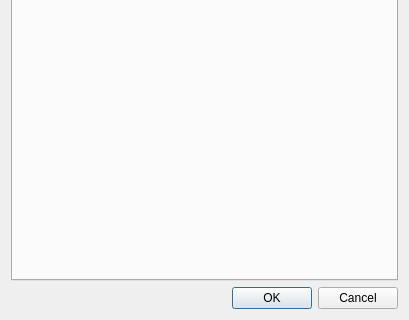
This is Source/RMG-Input/UserInterface/HotkeysDialog.ui in Stylish-Dark/MupenGUI as Qt 5 draws it before an edit; both pictures show x 0 to 409 and y 314 to 634 of the 409 by 634 pixel window. The edited form follows.
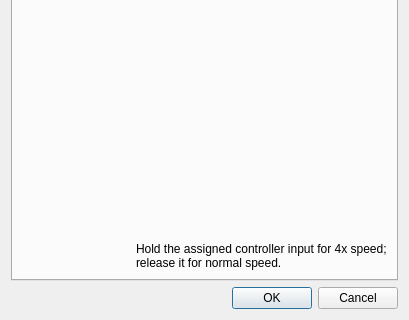
This is the edited form. The open tabs and pages were chosen to show the change. Icons and pictures are not drawn. Custom widgets are drawn as their Qt base class.

Commit message: Keep Fast Forward info widgets wired

The edit to the form file:
```diff
--- a/Source/RMG-Input/UserInterface/HotkeysDialog.ui
+++ b/Source/RMG-Input/UserInterface/HotkeysDialog.ui
@@ -269,6 +269,21 @@
         <item><widget class="UserInterface::Widget::HotkeyButton" name="speedFactor300KeyButton"><property name="text"><string/></property></widget></item>
        </layout></item>
        <item><spacer name="verticalSpacer_9"><property name="orientation"><enum>Qt::Vertical</enum></property><property name="sizeHint" stdset="0"><size><width>20</width><height>40</height></size></property></spacer></item>
+       <item>
+        <layout class="QHBoxLayout" name="verticalLayout_1">
+         <item>
+          <widget class="QLabel" name="infoIconLabel_2">
+           <property name="text"><string/></property>
+          </widget>
+         </item>
+         <item>
+          <widget class="QLabel" name="label_87">
+           <property name="text"><string>Hold the assigned controller input for 4x speed; release it for normal speed.</string></property>
+           <property name="wordWrap"><bool>true</bool></property>
+          </widget>
+         </item>
+        </layout>
+       </item>
       </layout>
      </widget>
      <widget class="QWidget" name="currentSaveStateTab">
```
